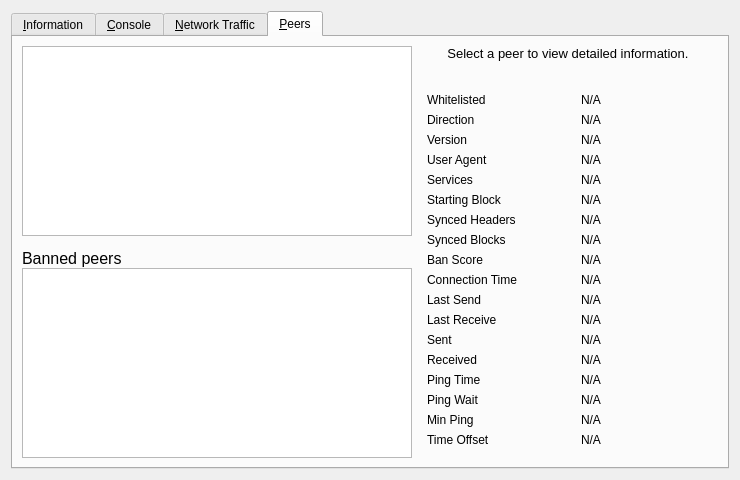
Old version of the form src/qt/forms/debugwindow.ui in the repository tyzen-tzn/tyzen.
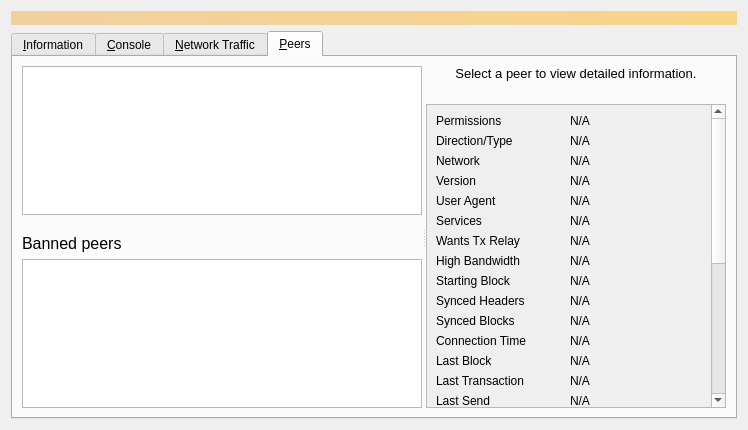
New version of the form. The open tabs and pages were chosen to show the change. Icons and pictures are not drawn. Custom widgets are drawn as their Qt base class.

What changed in the file:
```diff
--- a/src/qt/forms/debugwindow.ui
+++ b/src/qt/forms/debugwindow.ui
@@ -14,6 +14,25 @@
    <string>Debug window</string>
   </property>
   <layout class="QVBoxLayout" name="verticalLayout_2">
+   <item>
+    <widget class="QLabel" name="label_alerts">
+     <property name="visible">
+      <bool>false</bool>
+     </property>
+     <property name="styleSheet">
+      <string notr="true">QLabel { background-color: qlineargradient(x1: 0, y1: 0, x2: 1, y2: 0, stop:0 #F0D0A0, stop:1 #F8D488); color:#000000; }</string>
+     </property>
+     <property name="wordWrap">
+      <bool>true</bool>
+     </property>
+     <property name="margin">
+      <number>3</number>
+     </property>
+     <property name="textInteractionFlags">
+      <set>Qt::TextSelectableByMouse</set>
+     </property>
+    </widget>
+   </item>
    <item>
     <widget class="QTabWidget" name="tabWidget">
      <property name="currentIndex">
@@ -848,23 +867,46 @@
       <attribute name="title">
        <string>&amp;Peers</string>
       </attribute>
-      <layout class="QGridLayout" name="gridLayout_2">
-       <item row="0" column="0" rowspan="2">
-        <layout class="QVBoxLayout" name="verticalLayout_101">
-         <property name="spacing">
-          <number>0</number>
+      <layout class="QVBoxLayout" name="verticalLayout_6">
+       <item>
+        <widget class="QSplitter" name="splitter">
+         <property name="orientation">
+          <enum>Qt::Horizontal</enum>
          </property>
+         <property name="childrenCollapsible">
+          <bool>false</bool>
+         </property>
+         <widget class="QWidget" name="widget_1" native="true">
+          <property name="sizePolicy">
+           <sizepolicy hsizetype="MinimumExpanding" vsizetype="Preferred">
+            <horstretch>1</horstretch>
+            <verstretch>0</verstretch>
+           </sizepolicy>
+          </property>
+          <property name="minimumSize">
+           <size>
+            <width>400</width>
+            <height>0</height>
+           </size>
+          </property>
+          <layout class="QVBoxLayout" name="verticalLayout_7">
          <item>
           <widget class="QTableView" name="peerWidget">
-           <property name="horizontalScrollBarPolicy">
-            <enum>Qt::ScrollBarAsNeeded</enum>
-           </property>
            <property name="tabKeyNavigation">
             <bool>false</bool>
            </property>
+             <property name="alternatingRowColors">
+              <bool>true</bool>
+             </property>
+             <property name="textElideMode">
+              <enum>Qt::ElideMiddle</enum>
+             </property>
            <property name="sortingEnabled">
             <bool>true</bool>
            </property>
+             <property name="wordWrap">
+              <bool>false</bool>
+             </property>
            <attribute name="horizontalHeaderHighlightSections">
             <bool>false</bool>
            </attribute>
@@ -880,7 +922,7 @@
            </property>
            <property name="minimumSize">
             <size>
-             <width>300</width>
+               <width>0</width>
              <height>32</height>
             </size>
            </property>
@@ -914,18 +956,12 @@
          </item>
          <item>
           <widget class="QTableView" name="banlistWidget">
-           <property name="sizePolicy">
-            <sizepolicy hsizetype="Expanding" vsizetype="Expanding">
-             <horstretch>0</horstretch>
-             <verstretch>0</verstretch>
-            </sizepolicy>
-           </property>
-           <property name="horizontalScrollBarPolicy">
-            <enum>Qt::ScrollBarAsNeeded</enum>
-           </property>
            <property name="tabKeyNavigation">
             <bool>false</bool>
            </property>
+             <property name="alternatingRowColors">
+              <bool>true</bool>
+             </property>
            <property name="sortingEnabled">
             <bool>true</bool>
            </property>
@@ -935,8 +971,22 @@
           </widget>
          </item>
         </layout>
-       </item>
-       <item row="0" column="1">
+         </widget>
+         <widget class="QWidget" name="peersTabRightPanel" native="true">
+          <property name="sizePolicy">
+           <sizepolicy hsizetype="Minimum" vsizetype="Preferred">
+            <horstretch>0</horstretch>
+            <verstretch>0</verstretch>
+           </sizepolicy>
+          </property>
+          <property name="minimumSize">
+           <size>
+            <width>300</width>
+            <height>0</height>
+           </size>
+          </property>
+          <layout class="QVBoxLayout" name="verticalLayout_8">
+           <item>
         <widget class="QLabel" name="peerHeading">
          <property name="sizePolicy">
           <sizepolicy hsizetype="Preferred" vsizetype="Minimum">
@@ -946,7 +996,7 @@
          </property>
          <property name="minimumSize">
           <size>
-           <width>300</width>
+               <width>0</width>
            <height>32</height>
           </size>
          </property>
@@ -972,24 +1022,30 @@
          </property>
         </widget>
        </item>
-       <item row="1" column="1">
-        <widget class="QWidget" name="detailWidget" native="true">
-         <property name="minimumSize">
-          <size>
+           <item>
+            <widget class="QScrollArea" name="scrollArea">
+             <property name="widgetResizable">
+              <bool>true</bool>
+             </property>
+             <widget class="QWidget" name="detailWidget">
+              <property name="geometry">
+               <rect>
+                <x>0</x>
+                <y>0</y>
            <width>300</width>
-           <height>0</height>
-          </size>
-         </property>
-         <layout class="QGridLayout" name="gridLayout_3">
+                <height>426</height>
+               </rect>
+              </property>
+              <layout class="QGridLayout" name="gridLayout_2" columnstretch="0,1">
           <item row="0" column="0">
            <widget class="QLabel" name="label_30">
             <property name="text">
-             <string>Whitelisted</string>
+                  <string>Permissions</string>
             </property>
            </widget>
           </item>
-          <item row="0" column="2">
-           <widget class="QLabel" name="peerWhitelisted">
+               <item row="0" column="1">
+                <widget class="QLabel" name="peerPermissions">
             <property name="cursor">
              <cursorShape>IBeamCursor</cursorShape>
             </property>
@@ -1005,14 +1061,17 @@
            </widget>
           </item>
           <item row="1" column="0">
-           <widget class="QLabel" name="label_23">
+                <widget class="QLabel" name="peerConnectionTypeLabel">
+                 <property name="toolTip">
+                  <string>The direction and type of peer connection: %1</string>
+                 </property>
             <property name="text">
-             <string>Direction</string>
+                  <string>Direction/Type</string>
             </property>
            </widget>
           </item>
-          <item row="1" column="2">
-           <widget class="QLabel" name="peerDirection">
+               <item row="1" column="1">
+                <widget class="QLabel" name="peerConnectionType">
             <property name="cursor">
              <cursorShape>IBeamCursor</cursorShape>
             </property>
@@ -1028,13 +1087,39 @@
            </widget>
           </item>
           <item row="2" column="0">
+                <widget class="QLabel" name="peerNetworkLabel">
+                 <property name="toolTip">
+                  <string>The network protocol this peer is connected through: IPv4, IPv6, Onion, I2P, or CJDNS.</string>
+                 </property>
+                 <property name="text">
+                  <string>Network</string>
+                 </property>
+                </widget>
+               </item>
+               <item row="2" column="1">
+                <widget class="QLabel" name="peerNetwork">
+                 <property name="cursor">
+                  <cursorShape>IBeamCursor</cursorShape>
+                 </property>
+                 <property name="text">
+                  <string>N/A</string>
+                 </property>
+                 <property name="textFormat">
+                  <enum>Qt::PlainText</enum>
+                 </property>
+                 <property name="textInteractionFlags">
+                  <set>Qt::LinksAccessibleByMouse|Qt::TextSelectableByKeyboard|Qt::TextSelectableByMouse</set>
+                 </property>
+                </widget>
+               </item>
+               <item row="3" column="0">
            <widget class="QLabel" name="label_21">
             <property name="text">
              <string>Version</string>
             </property>
            </widget>
           </item>
-          <item row="2" column="2">
+               <item row="3" column="1">
            <widget class="QLabel" name="peerVersion">
             <property name="cursor">
              <cursorShape>IBeamCursor</cursorShape>
@@ -1050,14 +1135,14 @@
             </property>
            </widget>
           </item>
-          <item row="3" column="0">
+               <item row="4" column="0">
            <widget class="QLabel" name="label_28">
             <property name="text">
              <string>User Agent</string>
             </property>
            </widget>
           </item>
-          <item row="3" column="2">
+               <item row="4" column="1">
            <widget class="QLabel" name="peerSubversion">
             <property name="cursor">
              <cursorShape>IBeamCursor</cursorShape>
@@ -1073,14 +1158,14 @@
             </property>
            </widget>
           </item>
-          <item row="4" column="0">
+               <item row="5" column="0">
            <widget class="QLabel" name="label_4">
             <property name="text">
              <string>Services</string>
             </property>
            </widget>
           </item>
-          <item row="4" column="2">
+               <item row="5" column="1">
            <widget class="QLabel" name="peerServices">
             <property name="cursor">
              <cursorShape>IBeamCursor</cursorShape>
@@ -1091,19 +1176,74 @@
             <property name="textFormat">
              <enum>Qt::PlainText</enum>
             </property>
+                 <property name="wordWrap">
+                  <bool>true</bool>
+                 </property>
             <property name="textInteractionFlags">
              <set>Qt::LinksAccessibleByMouse|Qt::TextSelectableByKeyboard|Qt::TextSelectableByMouse</set>
             </property>
            </widget>
           </item>
-          <item row="5" column="0">
+               <item row="6" column="0">
+                <widget class="QLabel" name="peerRelayTxesLabel">
+                 <property name="toolTip">
+                  <string>Whether the peer requested us to relay transactions.</string>
+                 </property>
+                 <property name="text">
+                  <string>Wants Tx Relay</string>
+                 </property>
+                </widget>
+               </item>
+               <item row="6" column="1">
+                <widget class="QLabel" name="peerRelayTxes">
+                 <property name="cursor">
+                  <cursorShape>IBeamCursor</cursorShape>
+                 </property>
+                 <property name="text">
+                  <string>N/A</string>
+                 </property>
+                 <property name="textFormat">
+                  <enum>Qt::PlainText</enum>
+                 </property>
+                 <property name="textInteractionFlags">
+                  <set>Qt::LinksAccessibleByMouse|Qt::TextSelectableByKeyboard|Qt::TextSelectableByMouse</set>
+                 </property>
+                </widget>
+               </item>
+               <item row="7" column="0">
+                <widget class="QLabel" name="peerHighBandwidthLabel">
+                 <property name="toolTip">
+                  <string>High bandwidth BIP152 compact block relay: %1</string>
+                 </property>
+                 <property name="text">
+                  <string>High Bandwidth</string>
+                 </property>
+                </widget>
+               </item>
+               <item row="7" column="1">
+                <widget class="QLabel" name="peerHighBandwidth">
+                 <property name="cursor">
+                  <cursorShape>IBeamCursor</cursorShape>
+                 </property>
+                 <property name="text">
+                  <string>N/A</string>
+                 </property>
+                 <property name="textFormat">
+                  <enum>Qt::PlainText</enum>
+                 </property>
+                 <property name="textInteractionFlags">
+                  <set>Qt::LinksAccessibleByMouse|Qt::TextSelectableByKeyboard|Qt::TextSelectableByMouse</set>
+                 </property>
+                </widget>
+               </item>
+               <item row="8" column="0">
            <widget class="QLabel" name="label_29">
             <property name="text">
              <string>Starting Block</string>
             </property>
            </widget>
           </item>
-          <item row="5" column="2">
+               <item row="8" column="1">
            <widget class="QLabel" name="peerHeight">
             <property name="cursor">
              <cursorShape>IBeamCursor</cursorShape>
@@ -1119,14 +1259,14 @@
             </property>
            </widget>
           </item>
-          <item row="6" column="0">
+               <item row="9" column="0">
            <widget class="QLabel" name="label_27">
             <property name="text">
              <string>Synced Headers</string>
             </property>
            </widget>
           </item>
-          <item row="6" column="2">
+               <item row="9" column="1">
            <widget class="QLabel" name="peerSyncHeight">
             <property name="cursor">
              <cursorShape>IBeamCursor</cursorShape>
@@ -1142,14 +1282,14 @@
             </property>
            </widget>
           </item>
-          <item row="7" column="0">
+               <item row="10" column="0">
            <widget class="QLabel" name="label_25">
             <property name="text">
              <string>Synced Blocks</string>
             </property>
            </widget>
           </item>
-          <item row="7" column="2">
+               <item row="10" column="1">
            <widget class="QLabel" name="peerCommonHeight">
             <property name="cursor">
              <cursorShape>IBeamCursor</cursorShape>
@@ -1165,37 +1305,14 @@
             </property>
            </widget>
           </item>
-          <item row="8" column="0">
-           <widget class="QLabel" name="label_24">
-            <property name="text">
-             <string>Ban Score</string>
-            </property>
-           </widget>
-          </item>
-          <item row="8" column="2">
-           <widget class="QLabel" name="peerBanScore">
-            <property name="cursor">
-             <cursorShape>IBeamCursor</cursorShape>
-            </property>
-            <property name="text">
-             <string>N/A</string>
-            </property>
-            <property name="textFormat">
-             <enum>Qt::PlainText</enum>
-            </property>
-            <property name="textInteractionFlags">
-             <set>Qt::LinksAccessibleByMouse|Qt::TextSelectableByKeyboard|Qt::TextSelectableByMouse</set>
-            </property>
-           </widget>
-          </item>
-          <item row="9" column="0">
+               <item row="11" column="0">
            <widget class="QLabel" name="label_22">
             <property name="text">
              <string>Connection Time</string>
             </property>
            </widget>
           </item>
-          <item row="9" column="2">
+               <item row="11" column="1">
            <widget class="QLabel" name="peerConnTime">
             <property name="cursor">
              <cursorShape>IBeamCursor</cursorShape>
@@ -1211,14 +1328,66 @@
             </property>
            </widget>
           </item>
-          <item row="10" column="0">
+               <item row="12" column="0">
+                <widget class="QLabel" name="peerLastBlockLabel">
+                 <property name="toolTip">
+                  <string>Elapsed time since a novel block passing initial validity checks was received from this peer.</string>
+                 </property>
+                 <property name="text">
+                  <string>Last Block</string>
+                 </property>
+                </widget>
+               </item>
+               <item row="12" column="1">
+                <widget class="QLabel" name="peerLastBlock">
+                 <property name="cursor">
+                  <cursorShape>IBeamCursor</cursorShape>
+                 </property>
+                 <property name="text">
+                  <string>N/A</string>
+                 </property>
+                 <property name="textFormat">
+                  <enum>Qt::PlainText</enum>
+                 </property>
+                 <property name="textInteractionFlags">
+                  <set>Qt::LinksAccessibleByMouse|Qt::TextSelectableByKeyboard|Qt::TextSelectableByMouse</set>
+                 </property>
+                </widget>
+               </item>
+               <item row="13" column="0">
+                <widget class="QLabel" name="peerLastTxLabel">
+                 <property name="toolTip">
+                  <string extracomment="Tooltip text for the Last Transaction field in the peer details area.">Elapsed time since a novel transaction accepted into our mempool was received from this peer.</string>
+                 </property>
+                 <property name="text">
+                  <string>Last Transaction</string>
+                 </property>
+                </widget>
+               </item>
+               <item row="13" column="1">
+                <widget class="QLabel" name="peerLastTx">
+                 <property name="cursor">
+                  <cursorShape>IBeamCursor</cursorShape>
+                 </property>
+                 <property name="text">
+                  <string>N/A</string>
+                 </property>
+                 <property name="textFormat">
+                  <enum>Qt::PlainText</enum>
+                 </property>
+                 <property name="textInteractionFlags">
+                  <set>Qt::LinksAccessibleByMouse|Qt::TextSelectableByKeyboard|Qt::TextSelectableByMouse</set>
+                 </property>
+                </widget>
+               </item>
+               <item row="14" column="0">
            <widget class="QLabel" name="label_15">
             <property name="text">
              <string>Last Send</string>
             </property>
            </widget>
           </item>
-          <item row="10" column="2">
+               <item row="14" column="1">
            <widget class="QLabel" name="peerLastSend">
             <property name="cursor">
              <cursorShape>IBeamCursor</cursorShape>
@@ -1234,14 +1403,14 @@
             </property>
            </widget>
           </item>
-          <item row="11" column="0">
+               <item row="15" column="0">
            <widget class="QLabel" name="label_19">
             <property name="text">
              <string>Last Receive</string>
             </property>
            </widget>
           </item>
-          <item row="11" column="2">
+               <item row="15" column="1">
            <widget class="QLabel" name="peerLastRecv">
             <property name="cursor">
              <cursorShape>IBeamCursor</cursorShape>
@@ -1257,14 +1426,14 @@
             </property>
            </widget>
           </item>
-          <item row="12" column="0">
+               <item row="16" column="0">
            <widget class="QLabel" name="label_18">
             <property name="text">
              <string>Sent</string>
             </property>
            </widget>
           </item>
-          <item row="12" column="2">
+               <item row="16" column="1">
            <widget class="QLabel" name="peerBytesSent">
             <property name="cursor">
              <cursorShape>IBeamCursor</cursorShape>
@@ -1280,14 +1449,14 @@
             </property>
            </widget>
           </item>
-          <item row="13" column="0">
+               <item row="17" column="0">
            <widget class="QLabel" name="label_20">
             <property name="text">
              <string>Received</string>
             </property>
            </widget>
           </item>
-          <item row="13" column="2">
+               <item row="17" column="1">
            <widget class="QLabel" name="peerBytesRecv">
             <property name="cursor">
              <cursorShape>IBeamCursor</cursorShape>
@@ -1303,14 +1472,14 @@
             </property>
            </widget>
           </item>
-          <item row="14" column="0">
+               <item row="18" column="0">
            <widget class="QLabel" name="label_26">
             <property name="text">
              <string>Ping Time</string>
             </property>
            </widget>
           </item>
-          <item row="14" column="2">
+               <item row="18" column="1">
            <widget class="QLabel" name="peerPingTime">
             <property name="cursor">
              <cursorShape>IBeamCursor</cursorShape>
@@ -1326,7 +1495,7 @@
             </property>
            </widget>
           </item>
-          <item row="15" column="0">
+               <item row="19" column="0">
            <widget class="QLabel" name="peerPingWaitLabel">
             <property name="toolTip">
              <string>The duration of a currently outstanding ping.</string>
@@ -1336,7 +1505,7 @@
             </property>
            </widget>
           </item>
-          <item row="15" column="2">
+               <item row="19" column="1">
            <widget class="QLabel" name="peerPingWait">
             <property name="cursor">
              <cursorShape>IBeamCursor</cursorShape>
@@ -1352,14 +1521,14 @@
             </property>
            </widget>
           </item>
-          <item row="16" column="0">
+               <item row="20" column="0">
            <widget class="QLabel" name="peerMinPingLabel">
             <property name="text">
              <string>Min Ping</string>
             </property>
            </widget>
           </item>
-          <item row="16" column="2">
+               <item row="20" column="1">
            <widget class="QLabel" name="peerMinPing">
             <property name="cursor">
              <cursorShape>IBeamCursor</cursorShape>
@@ -1375,14 +1544,14 @@
             </property>
            </widget>
           </item>
-          <item row="17" column="0">
+               <item row="21" column="0">
            <widget class="QLabel" name="label_timeoffset">
             <property name="text">
              <string>Time Offset</string>
             </property>
            </widget>
           </item>
-          <item row="17" column="2">
+               <item row="21" column="1">
            <widget class="QLabel" name="timeoffset">
             <property name="cursor">
              <cursorShape>IBeamCursor</cursorShape>
@@ -1398,7 +1567,111 @@
             </property>
            </widget>
           </item>
-          <item row="18" column="1">
+               <item row="22" column="0">
+                <widget class="QLabel" name="peerMappedASLabel">
+                 <property name="toolTip">
+                  <string>The mapped Autonomous System used for diversifying peer selection.</string>
+                 </property>
+                 <property name="text">
+                  <string>Mapped AS</string>
+                 </property>
+                </widget>
+               </item>
+               <item row="22" column="1">
+                <widget class="QLabel" name="peerMappedAS">
+                 <property name="cursor">
+                  <cursorShape>IBeamCursor</cursorShape>
+                 </property>
+                 <property name="text">
+                  <string>N/A</string>
+                 </property>
+                 <property name="textFormat">
+                  <enum>Qt::PlainText</enum>
+                 </property>
+                 <property name="textInteractionFlags">
+                  <set>Qt::LinksAccessibleByMouse|Qt::TextSelectableByKeyboard|Qt::TextSelectableByMouse</set>
+                 </property>
+                </widget>
+               </item>
+               <item row="23" column="0">
+                <widget class="QLabel" name="peerAddrRelayEnabledLabel">
+                 <property name="toolTip">
+                  <string extracomment="Tooltip text for the Address Relay field in the peer details area, which displays whether we relay addresses to this peer (Yes/No).">Whether we relay addresses to this peer.</string>
+                 </property>
+                 <property name="text">
+                  <string extracomment="Text title for the Address Relay field in the peer details area, which displays whether we relay addresses to this peer (Yes/No).">Address Relay</string>
+                 </property>
+                </widget>
+               </item>
+               <item row="23" column="1">
+                <widget class="QLabel" name="peerAddrRelayEnabled">
+                 <property name="cursor">
+                  <cursorShape>IBeamCursor</cursorShape>
+                 </property>
+                 <property name="text">
+                  <string>N/A</string>
+                 </property>
+                 <property name="textFormat">
+                  <enum>Qt::PlainText</enum>
+                 </property>
+                 <property name="textInteractionFlags">
+                  <set>Qt::LinksAccessibleByMouse|Qt::TextSelectableByKeyboard|Qt::TextSelectableByMouse</set>
+                 </property>
+                </widget>
+               </item>
+               <item row="24" column="0">
+                <widget class="QLabel" name="peerAddrProcessedLabel">
+                 <property name="toolTip">
+                  <string extracomment="Tooltip text for the Addresses Processed field in the peer details area, which displays the total number of addresses received from this peer that were processed (excludes addresses that were dropped due to rate-limiting).">The total number of addresses received from this peer that were processed (excludes addresses that were dropped due to rate-limiting).</string>
+                 </property>
+                 <property name="text">
+                  <string extracomment="Text title for the Addresses Processed field in the peer details area, which displays the total number of addresses received from this peer that were processed (excludes addresses that were dropped due to rate-limiting).">Addresses Processed</string>
+                 </property>
+                </widget>
+               </item>
+               <item row="24" column="1">
+                <widget class="QLabel" name="peerAddrProcessed">
+                 <property name="cursor">
+                  <cursorShape>IBeamCursor</cursorShape>
+                 </property>
+                 <property name="text">
+                  <string>N/A</string>
+                 </property>
+                 <property name="textFormat">
+                  <enum>Qt::PlainText</enum>
+                 </property>
+                 <property name="textInteractionFlags">
+                  <set>Qt::LinksAccessibleByMouse|Qt::TextSelectableByKeyboard|Qt::TextSelectableByMouse</set>
+                 </property>
+                </widget>
+               </item>
+               <item row="25" column="0">
+                <widget class="QLabel" name="peerAddrRateLimitedLabel">
+                 <property name="toolTip">
+                  <string extracomment="Tooltip text for the Addresses Rate-Limited field in the peer details area, which displays the total number of addresses received from this peer that were dropped (not processed) due to rate-limiting.">The total number of addresses received from this peer that were dropped (not processed) due to rate-limiting.</string>
+                 </property>
+                 <property name="text">
+                  <string extracomment="Text title for the Addresses Rate-Limited field in the peer details area, which displays the total number of addresses received from this peer that were dropped (not processed) due to rate-limiting.">Addresses Rate-Limited</string>
+                 </property>
+                </widget>
+               </item>
+               <item row="25" column="1">
+                <widget class="QLabel" name="peerAddrRateLimited">
+                 <property name="cursor">
+                  <cursorShape>IBeamCursor</cursorShape>
+                 </property>
+                 <property name="text">
+                  <string>N/A</string>
+                 </property>
+                 <property name="textFormat">
+                  <enum>Qt::PlainText</enum>
+                 </property>
+                 <property name="textInteractionFlags">
+                  <set>Qt::LinksAccessibleByMouse|Qt::TextSelectableByKeyboard|Qt::TextSelectableByMouse</set>
+                 </property>
+                </widget>
+               </item>
+               <item row="26" column="0">
            <spacer name="verticalSpacer_3">
             <property name="orientation">
              <enum>Qt::Vertical</enum>
@@ -1413,6 +1686,11 @@
           </item>
          </layout>
         </widget>
+            </widget>
+           </item>
+          </layout>
+         </widget>
+        </widget>
        </item>
       </layout>
      </widget>
```
Left out of the diff: 162 changed lines with no effect on the pictures. Lines whose indentation alone changed are shown as unchanged.
